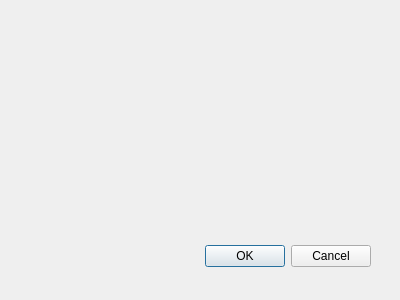
This is src/forms/playertosectiondialog.ui in SunWithIssues/ChessFerret as Qt 5 draws it before an edit. The edited form follows.
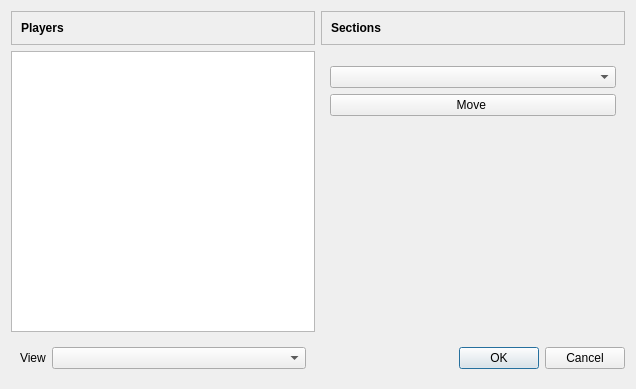
This is the edited form.

Commit message: im unsure if it should be a groupbox title or frame titled or something else. this is just a bunch of ui formatting

```diff
--- a/src/forms/playertosectiondialog.ui
+++ b/src/forms/playertosectiondialog.ui
@@ -6,29 +6,121 @@
    <rect>
     <x>0</x>
     <y>0</y>
-    <width>400</width>
-    <height>300</height>
+    <width>636</width>
+    <height>389</height>
    </rect>
   </property>
   <property name="windowTitle">
    <string>Dialog</string>
   </property>
-  <widget class="QDialogButtonBox" name="buttonBox">
-   <property name="geometry">
-    <rect>
-     <x>30</x>
-     <y>240</y>
-     <width>341</width>
-     <height>32</height>
-    </rect>
-   </property>
-   <property name="orientation">
-    <enum>Qt::Orientation::Horizontal</enum>
-   </property>
-   <property name="standardButtons">
-    <set>QDialogButtonBox::StandardButton::Cancel|QDialogButtonBox::StandardButton::Ok</set>
-   </property>
-  </widget>
+  <layout class="QGridLayout" name="gridLayout">
+   <item row="1" column="0" rowspan="3">
+    <widget class="QTableView" name="tableView"/>
+   </item>
+   <item row="5" column="1">
+    <widget class="QDialogButtonBox" name="buttonBox">
+     <property name="orientation">
+      <enum>Qt::Orientation::Horizontal</enum>
+     </property>
+     <property name="standardButtons">
+      <set>QDialogButtonBox::StandardButton::Cancel|QDialogButtonBox::StandardButton::Ok</set>
+     </property>
+    </widget>
+   </item>
+   <item row="0" column="0">
+    <widget class="QFrame" name="frame_2">
+     <property name="frameShape">
+      <enum>QFrame::Shape::StyledPanel</enum>
+     </property>
+     <property name="frameShadow">
+      <enum>QFrame::Shadow::Raised</enum>
+     </property>
+     <layout class="QGridLayout" name="gridLayout_3">
+      <item row="0" column="0">
+       <widget class="QLabel" name="playersLabel">
+        <property name="font">
+         <font>
+          <bold>true</bold>
+         </font>
+        </property>
+        <property name="text">
+         <string>Players</string>
+        </property>
+       </widget>
+      </item>
+     </layout>
+    </widget>
+   </item>
+   <item row="2" column="1">
+    <widget class="QWidget" name="widget_2" native="true">
+     <layout class="QVBoxLayout" name="verticalLayout">
+      <item>
+       <widget class="QComboBox" name="importComboBox"/>
+      </item>
+      <item>
+       <widget class="QPushButton" name="moveButton">
+        <property name="text">
+         <string>Move </string>
+        </property>
+       </widget>
+      </item>
+     </layout>
+    </widget>
+   </item>
+   <item row="3" column="1">
+    <spacer name="verticalSpacer">
+     <property name="orientation">
+      <enum>Qt::Orientation::Vertical</enum>
+     </property>
+     <property name="sizeHint" stdset="0">
+      <size>
+       <width>20</width>
+       <height>40</height>
+      </size>
+     </property>
+    </spacer>
+   </item>
+   <item row="0" column="1">
+    <widget class="QFrame" name="frame">
+     <property name="frameShape">
+      <enum>QFrame::Shape::StyledPanel</enum>
+     </property>
+     <property name="frameShadow">
+      <enum>QFrame::Shadow::Raised</enum>
+     </property>
+     <layout class="QGridLayout" name="gridLayout_2">
+      <item row="0" column="0">
+       <widget class="QLabel" name="sectionsLabel">
+        <property name="font">
+         <font>
+          <bold>true</bold>
+         </font>
+        </property>
+        <property name="text">
+         <string>Sections</string>
+        </property>
+       </widget>
+      </item>
+     </layout>
+    </widget>
+   </item>
+   <item row="5" column="0">
+    <widget class="QWidget" name="widget" native="true">
+     <layout class="QFormLayout" name="formLayout">
+      <item row="0" column="0">
+       <widget class="QLabel" name="viewLabel">
+        <property name="text">
+         <string>View</string>
+        </property>
+       </widget>
+      </item>
+      <item row="0" column="1">
+       <widget class="QComboBox" name="viewComboBox"/>
+      </item>
+     </layout>
+    </widget>
+   </item>
+  </layout>
  </widget>
  <resources/>
  <connections>
```
The commit also changes 1 other file.
